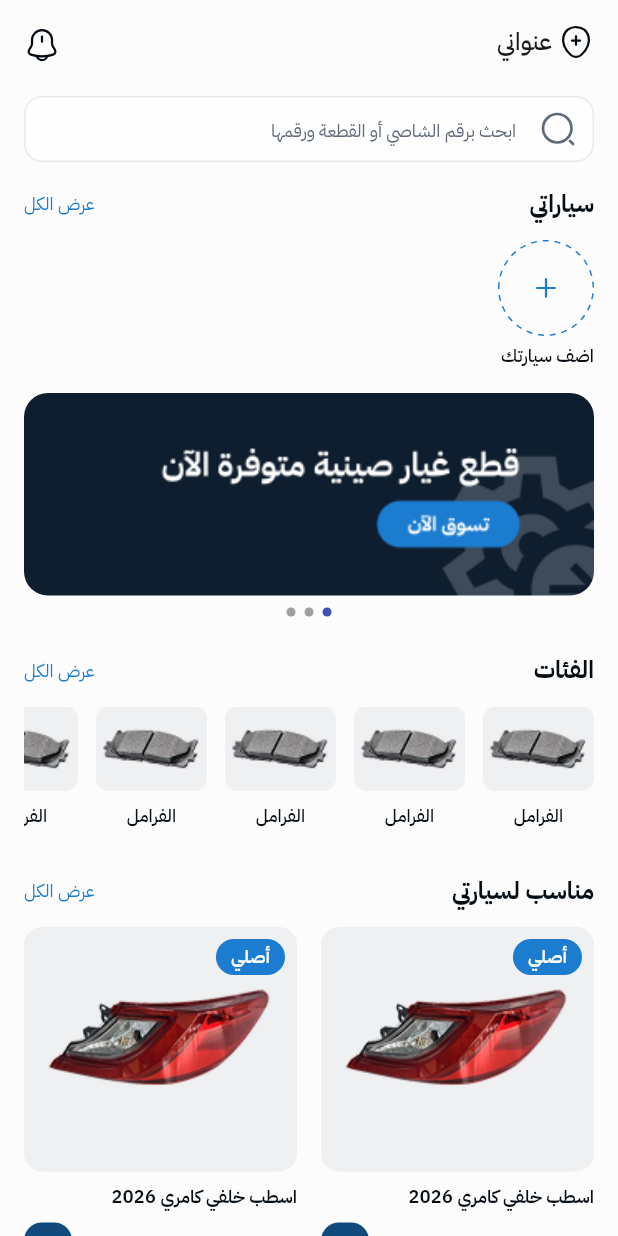
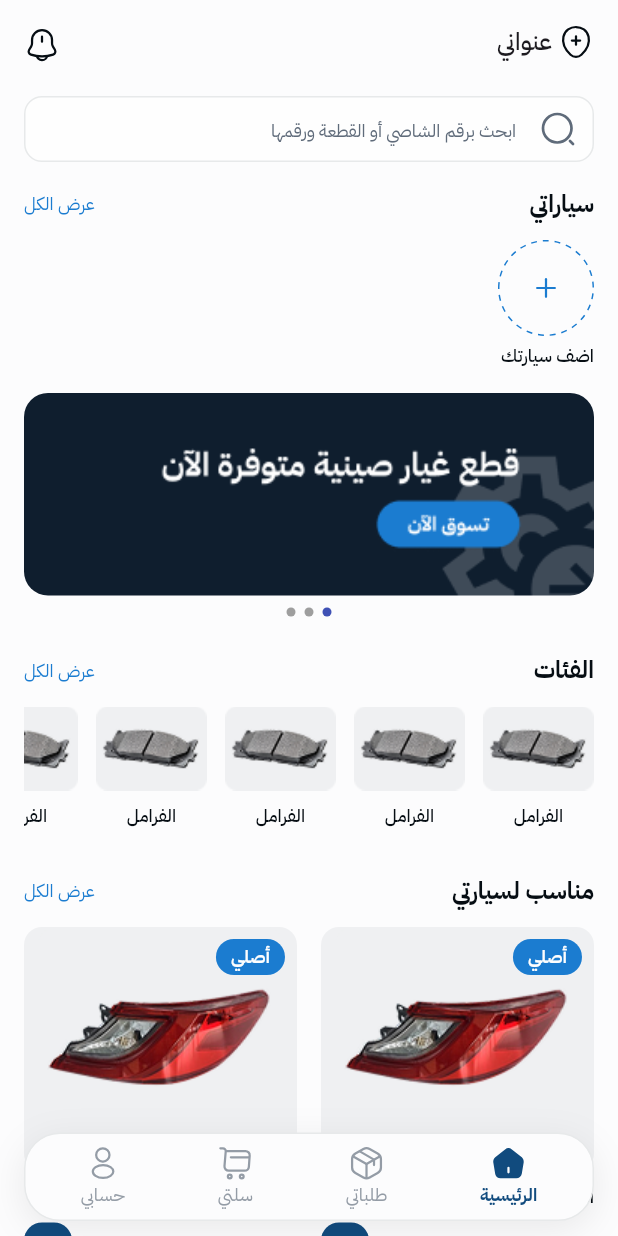
Before and after one commit to Nassertion/qitai, a Flutter app: the screen it shows after launch, on a phone screen of 412 x 824 dp. Run offline on Flutter 3.47's test engine with Material 3 defaults, Android fonts, the phone set to English and light mode, and no system bars; drawn by our look-alikes of smooth_page_indicator; our stand-ins replace flutter_svg.

Commit message:
Floating bottom nav bar

```diff
--- /dev/null
+++ b/lib/core/widgets/floating_nav_bar.dart
@@ -0,0 +1,92 @@
+import 'package:flutter/material.dart';
+import 'package:flutter_svg/flutter_svg.dart';
+import 'package:qitai/core/constant/colors.dart';
+import 'package:qitai/core/constant/text_styles.dart';
+
+class CustomFloatingNavBar extends StatefulWidget {
+  const CustomFloatingNavBar({super.key});
+
+  @override
+  State<CustomFloatingNavBar> createState() => _CustomFloatingNavBarState();
+}
+
+class _CustomFloatingNavBarState extends State<CustomFloatingNavBar> {
+  int selected = 0;
+
+  final List<String> inactive = [
+    "assets/icons/bottom_nav_bar_icons/inactive/home.svg",
+    "assets/icons/bottom_nav_bar_icons/inactive/box.svg",
+    "assets/icons/bottom_nav_bar_icons/inactive/shopping-cart.svg",
+    "assets/icons/bottom_nav_bar_icons/inactive/profile.svg",
+  ];
+
+  final List<String> active = [
+    "assets/icons/bottom_nav_bar_icons/active/home.svg",
+    "assets/icons/bottom_nav_bar_icons/active/box.svg",
+    "assets/icons/bottom_nav_bar_icons/active/shopping-cart.svg",
+    "assets/icons/bottom_nav_bar_icons/active/profile.svg",
+  ];
+
+  final List<String> title = ["الرئيسية", "طلباتي", "سلتي", "حسابي"];
+
+  @override
+  Widget build(BuildContext context) {
+    return SafeArea(
+      child: Container(
+        padding: const EdgeInsets.symmetric(horizontal: 16),
+        margin: const EdgeInsets.only(bottom: 10),
+        height: 59,
+        decoration: BoxDecoration(
+          color: AppColors.backgroudColor,
+          borderRadius: BorderRadius.circular(24),
+          border: Border.all(color: const Color(0xffE7E9EA)),
+          boxShadow: [
+            BoxShadow(
+              color: Colors.black.withOpacity(0.08),
+              blurRadius: 20,
+              offset: const Offset(0, 6),
+            ),
+          ],
+        ),
+        //temp state
+        child: Row(
+          crossAxisAlignment: CrossAxisAlignment.center,
+          mainAxisAlignment: MainAxisAlignment.spaceAround,
+          spacing: 20,
+          children: List.generate(title.length, (index) {
+            final bool isSelected = selected == index;
+
+            return GestureDetector(
+              onTap: () {
+                setState(() {
+                  selected = index;
+                });
+              },
+              child: Material(
+                color: Colors.transparent,
+                child: Column(
+                  mainAxisAlignment: MainAxisAlignment.center,
+                  children: [
+                    SvgPicture.asset(
+                      isSelected ? active[index] : inactive[index],
+                    ),
+                    Text(
+                      title[index],
+                      style: isSelected
+                          ? AppTextStyles.boldOverline.copyWith(
+                              color: AppColors.primaryButton,
+                            )
+                          : AppTextStyles.regularOverline.copyWith(
+                              color: Color(0xff949CA6),
+                            ),
+                    ),
+                  ],
+                ),
+              ),
+            );
+          }),
+        ),
+      ),
+    );
+  }
+}
--- a/lib/features/client/presentation/screens/client_home_screen.dart
+++ b/lib/features/client/presentation/screens/client_home_screen.dart
@@ -5,6 +5,7 @@ import 'package:qitai/core/constant/text_styles.dart';
 import 'package:qitai/core/constant/spaces.dart';
 import 'package:qitai/core/widgets/Page_padding.dart';
 import 'package:qitai/core/widgets/app_bar.dart';
+import 'package:qitai/core/widgets/floating_nav_bar.dart';
 import 'package:qitai/features/client/presentation/widgets/card_product.dart';
 import 'package:qitai/features/client/presentation/widgets/header.dart';
 import 'package:qitai/features/client/presentation/widgets/search.dart';
@@ -16,9 +17,12 @@ class ClientScreen extends StatelessWidget {
   @override
   Widget build(BuildContext context) {
     return Scaffold(
+      // bottomNavigationBar: CustomFloatingNavBar(),
       appBar: CustomeAppbar(),
       body: AppPagePadding(
-        child: ListView(
+        child: Stack(
+          children: [
+            ListView(
               padding: EdgeInsets.zero,
               children: [
                 Padding8, search(),
@@ -26,7 +30,9 @@ class ClientScreen extends StatelessWidget {
                 sectionHeader("سياراتي"),
                 Padding12,
                 //temp
-            Row(children: [addCar("assets/icons/addCar.svg", "اضف سيارتك")]),
+                Row(
+                  children: [addCar("assets/icons/addCar.svg", "اضف سيارتك")],
+                ),
                 dPadding,
                 //temp
                 ClientBannerSlider(),
@@ -77,6 +83,12 @@ class ClientScreen extends StatelessWidget {
                 ),
               ],
             ),
+            Align(
+              alignment: AlignmentGeometry.bottomCenter,
+              child: CustomFloatingNavBar(),
+            ),
+          ],
+        ),
       ),
     );
   }
--- a/pubspec.yaml
+++ b/pubspec.yaml
@@ -66,9 +66,12 @@ flutter:
   # To add assets to your application, add an assets section, like this:
   assets:
     - assets/
+    - assets/images/
     - assets/fonts/
     - assets/icons/
-    - assets/images/
+    - assets/icons/bottom_nav_bar_icons/
+    - assets/icons/bottom_nav_bar_icons/inactive/
+    - assets/icons/bottom_nav_bar_icons/active/
 
   #   - images/a_dot_burr.jpeg
   #   - images/a_dot_ham.jpeg
```
Also changed, not shown: assets/icons/bottom_nav_bar_icons/active/box.svg (added), assets/icons/bottom_nav_bar_icons/active/home.svg (added), assets/icons/bottom_nav_bar_icons/active/profile.svg (added), assets/icons/bottom_nav_bar_icons/active/shopping-cart.svg (added), assets/icons/bottom_nav_bar_icons/inactive/box.svg (added), assets/icons/bottom_nav_bar_icons/inactive/home.svg (added), assets/icons/bottom_nav_bar_icons/inactive/profile.svg (added), assets/icons/bottom_nav_bar_icons/inactive/shopping-cart.svg (added), pubspec.lock. Lines whose indentation alone changed are shown as unchanged.
